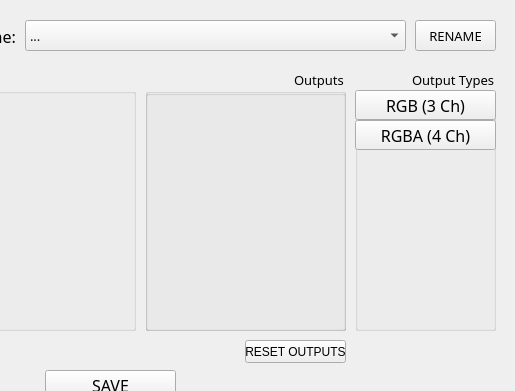
Old version of the form PresetMaker.ui in the repository Markgundam/TexturePacker; both pictures show x 285 to 800 and y 0 to 391 of the 800 by 480 pixel window.
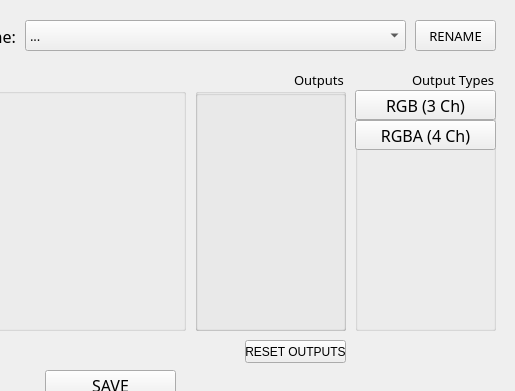
New version of the form.

```diff
--- a/PresetMaker.ui
+++ b/PresetMaker.ui
@@ -319,9 +319,9 @@
    <widget class="QGroupBox" name="groupBox_4">
     <property name="geometry">
      <rect>
-      <x>430</x>
+      <x>480</x>
       <y>70</y>
-      <width>201</width>
+      <width>151</width>
       <height>261</height>
      </rect>
     </property>
@@ -343,7 +343,7 @@
       <rect>
        <x>0</x>
        <y>20</y>
-       <width>201</width>
+       <width>151</width>
        <height>241</height>
       </rect>
      </property>
@@ -357,7 +357,7 @@
      <rect>
       <x>140</x>
       <y>70</y>
-      <width>281</width>
+      <width>331</width>
       <height>261</height>
      </rect>
     </property>
```
Left out of the diff: 2 changed lines with no effect on the pictures.
